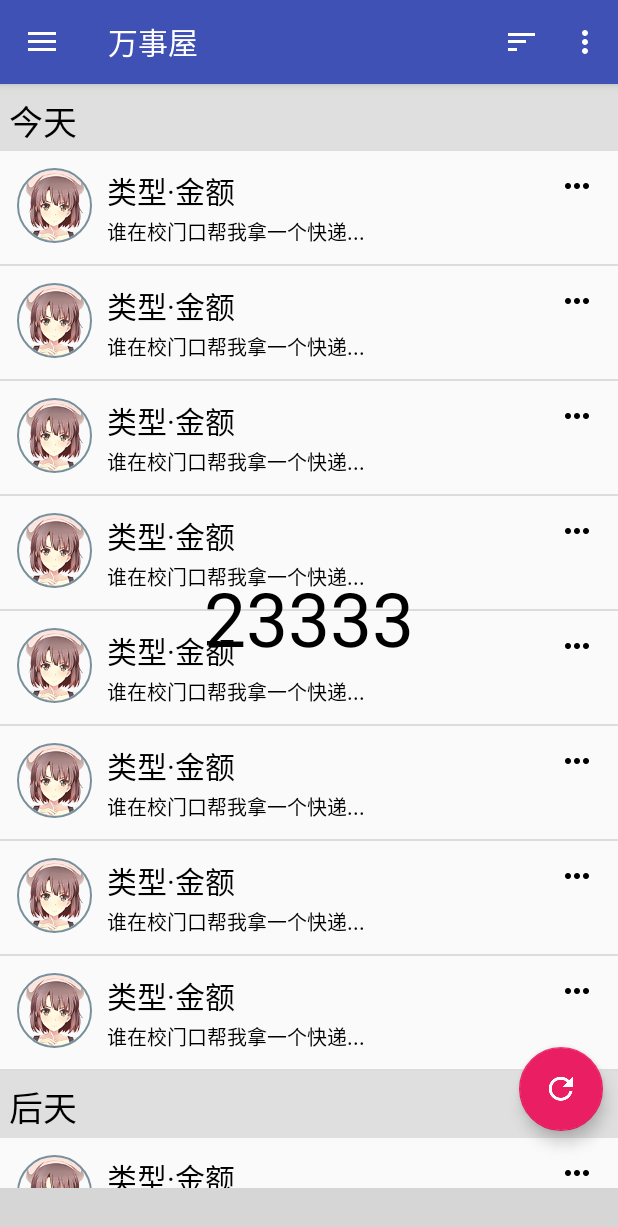
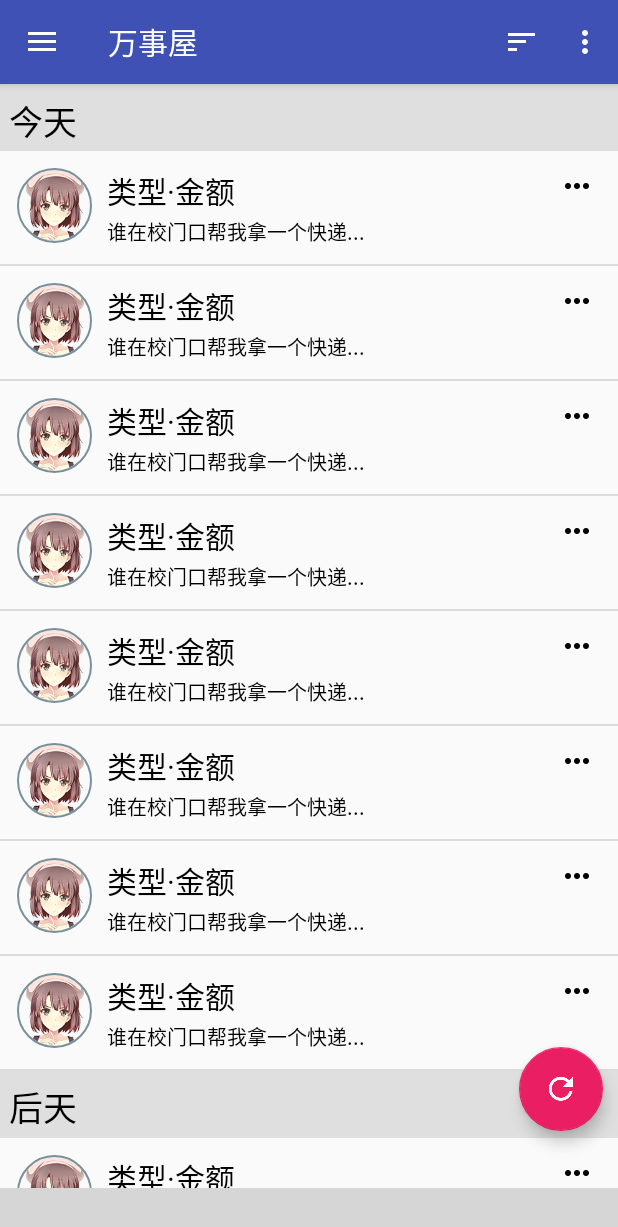
Before and after one commit to kingking666/Onse5, an Android app: the screen it shows after launch (MainActivity), on a phone screen of 412 x 824 dp. Shown: the top 1227 px of the screen. Run offline under Robolectric (Android 15) with nearby library versions, the phone set to English and light mode, and no system bars; our stand-ins replace CircleImageView; libraries missing offline, so code that uses them is left out: com.ashokvarma.bottomnavigation; plain views replace BottomBar, BottomNavigationBar; 6 statements that could not run were skipped; grey boxes are pictures that could not be loaded.

Commit message:
fit untracked file

```diff
--- a/app/src/main/res/layout/activity_main.xml
+++ b/app/src/main/res/layout/activity_main.xml
@@ -10,12 +10,6 @@
         android:layout_width="match_parent"
         android:layout_height="match_parent">
 
-        <TextView
-            android:layout_width="wrap_content"
-            android:layout_height="wrap_content"
-            android:layout_gravity="center"
-            android:text="23333"
-            android:textSize="50sp" />
 
         <android.support.design.widget.AppBarLayout
             android:layout_width="match_parent"
```
Also changed, not shown: 3 other files.
